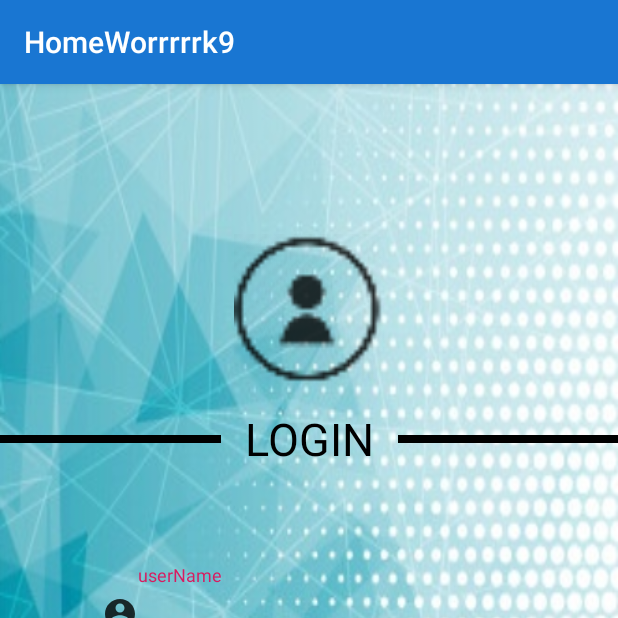
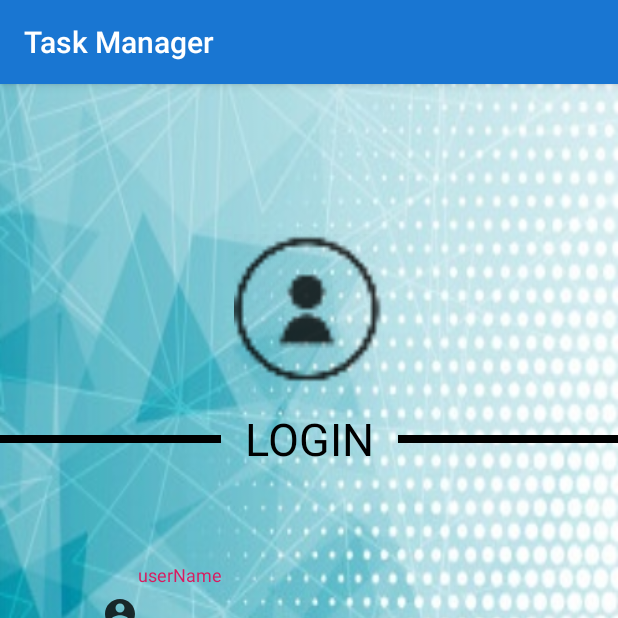
Before and after one commit to leilasdq/Task-Manager, an Android app: the screen it shows after launch (LoginActivity), on a phone screen of 412 x 824 dp, the top half of it. Run offline under Robolectric (Android 15) with nearby library versions, the phone set to English and light mode, and no system bars; 2 statements that could not run were skipped.

Commit message:
button_style: make a file to set a style to login page. Colors: add colors to use in style and change app colors. LoginFragment: find views in it's xml.

```diff
--- a/app/src/main/java/com/example/homeworrrrrk9/LoginFragment.java
+++ b/app/src/main/java/com/example/homeworrrrrk9/LoginFragment.java
@@ -8,13 +8,19 @@ import androidx.fragment.app.Fragment;
 import android.view.LayoutInflater;
 import android.view.View;
 import android.view.ViewGroup;
+import android.widget.Button;
+
+import com.google.android.material.textfield.TextInputLayout;
 
 
 /**
  * A simple {@link Fragment} subclass.
  */
 public class LoginFragment extends Fragment {
-
+    private TextInputLayout mUserInput;
+    private TextInputLayout mPasswordInput;
+    private Button mLoginButton;
+    private Button mSignUpButton;
 
     public LoginFragment() {
         // Required empty public constructor
@@ -34,7 +40,14 @@ public class LoginFragment extends Fragment {
     public View onCreateView(LayoutInflater inflater, ViewGroup container,
                              Bundle savedInstanceState) {
         // Inflate the layout for this fragment
-        return inflater.inflate(R.layout.fragment_login, container, false);
+        View view = inflater.inflate(R.layout.fragment_login, container, false);
+
+        mUserInput = view.findViewById(R.id.text_input_user_name);
+        mPasswordInput = view.findViewById(R.id.text_input_password);
+        mLoginButton = view.findViewById(R.id.login_btn);
+        mSignUpButton = view.findViewById(R.id.create_account_btn);
+
+        return view;
     }
 
 }
--- a/app/src/main/res/values/colors.xml
+++ b/app/src/main/res/values/colors.xml
@@ -4,5 +4,7 @@
     <color name="colorPrimaryDark">#1565C0</color>
     <color name="colorAccent">#D81B60</color>
 
-
+    <color name="btn_corner_color">#1A237E</color>
+    <color name="btn_base_color">#3D5AFE</color>
+    <color name="btn_clicked_color">#2042FD</color>
 </resources>
--- a/app/src/main/res/values/strings.xml
+++ b/app/src/main/res/values/strings.xml
@@ -1,8 +1,11 @@
 <resources>
-    <string name="app_name">HomeWorrrrrk9</string>
+    <string name="app_name">Task Manager</string>
     <string name="username_edit_text">userName</string>
     <string name="password_edit_text">PassWord</string>
 
     <!-- TODO: Remove or change this placeholder text -->
     <string name="hello_blank_fragment">Hello blank fragment</string>
+    <string name="login_btn_text">Login</string>
+    <string name="not_a_user_txt">Not a user?</string>
+    <string name="create_account_text">Click here to Create an account</string>
 </resources>
```
Also changed, not shown: app/src/main/res/drawable/button_style.xml (+16 -1 lines).
